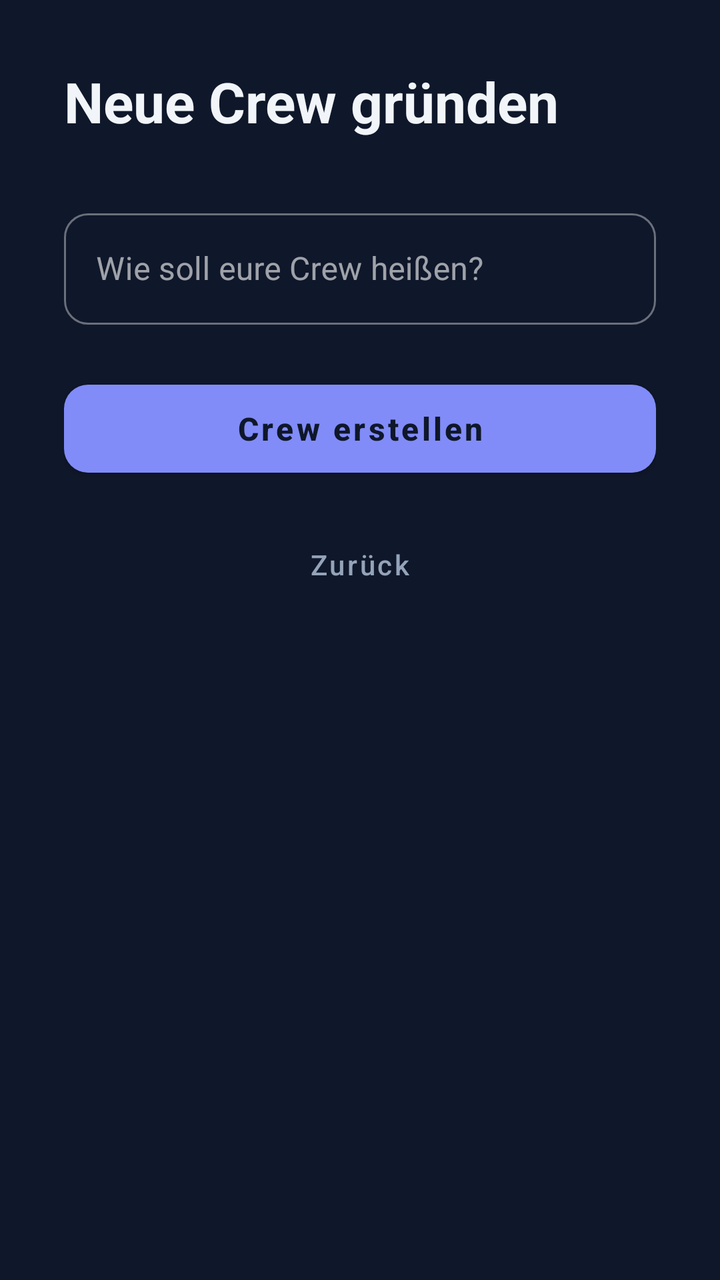
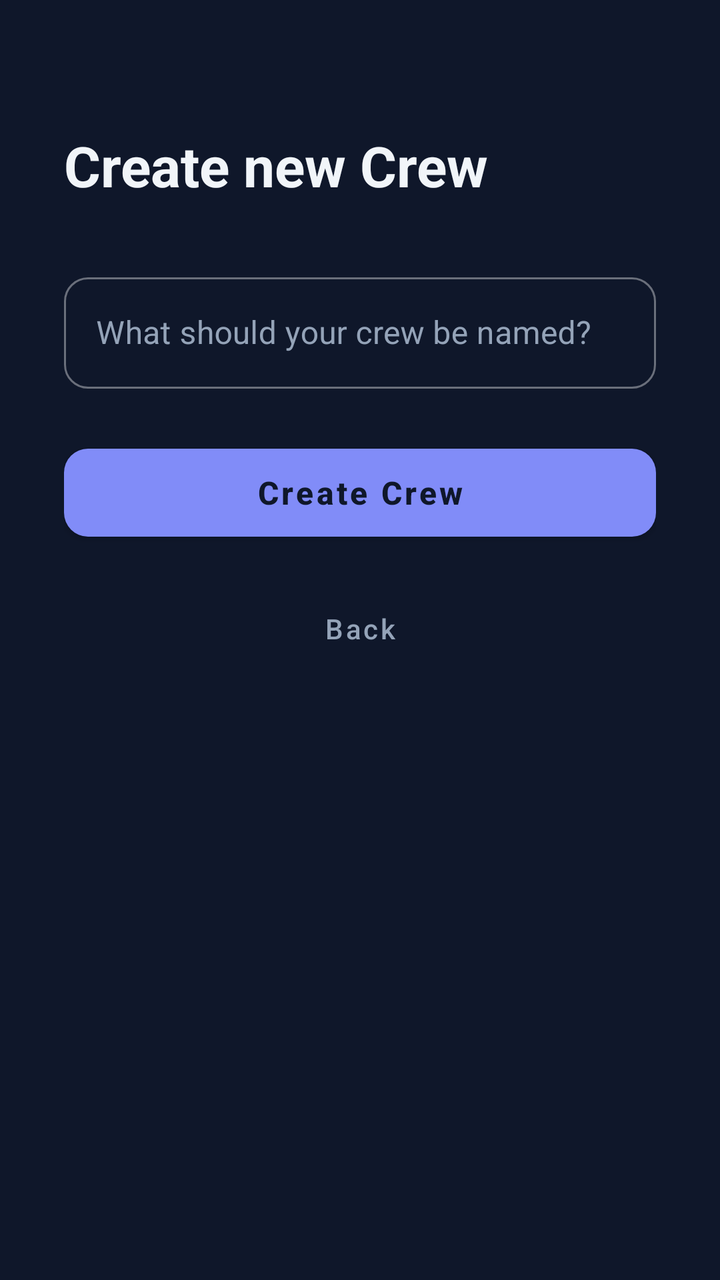

The first picture is an Android layout as it rendered before a commit; the second is the same layout after the commit. The layout source and the unified diff follow.
<!-- AndroidManifest.xml: application theme Theme.MobileSE -->
<!-- res/layout/activity_create_crew.xml -->
<?xml version="1.0" encoding="utf-8"?>
<ScrollView xmlns:android="http://schemas.android.com/apk/res/android"
    xmlns:app="http://schemas.android.com/apk/res-auto"
    android:layout_width="match_parent"
    android:layout_height="match_parent"
    android:fillViewport="true"
    android:background="@color/background">

    <androidx.constraintlayout.widget.ConstraintLayout
        android:layout_width="match_parent"
        android:layout_height="wrap_content"
        android:padding="32dp">

        <TextView
            android:id="@+id/tvCreateTitle"
            android:layout_width="wrap_content"
            android:layout_height="wrap_content"
            android:text="Neue Crew gründen"
            android:textSize="28sp"
            android:textStyle="bold"
            android:textColor="@color/text_main"
            app:layout_constraintTop_toTopOf="parent"
            app:layout_constraintStart_toStartOf="parent" />

        <com.google.android.material.textfield.TextInputLayout
            style="@style/Widget.MaterialComponents.TextInputLayout.OutlinedBox"
            android:id="@+id/tilCrewName"
            android:layout_width="match_parent"
            android:layout_height="wrap_content"
            android:hint="Wie soll eure Crew heißen?"
            android:layout_marginTop="32dp"
            app:layout_constraintTop_toBottomOf="@id/tvCreateTitle"
            app:boxCornerRadiusTopStart="12dp"
            app:boxCornerRadiusTopEnd="12dp"
            app:boxCornerRadiusBottomStart="12dp"
            app:boxCornerRadiusBottomEnd="12dp">

            <com.google.android.material.textfield.TextInputEditText
                android:id="@+id/etCrewName"
                android:layout_width="match_parent"
                android:layout_height="wrap_content"
                android:inputType="text" />
        </com.google.android.material.textfield.TextInputLayout>

        <Button
            android:id="@+id/btnSaveCrew"
            android:layout_width="match_parent"
            android:layout_height="56dp"
            android:text="Crew erstellen"
            android:textAllCaps="false"
            android:textSize="16sp"
            android:textStyle="bold"
            app:cornerRadius="12dp"
            android:layout_marginTop="24dp"
            app:layout_constraintTop_toBottomOf="@id/tilCrewName" />

        <com.google.android.material.card.MaterialCardView
            android:id="@+id/cvQrResult"
            android:layout_width="match_parent"
            android:layout_height="wrap_content"
            android:layout_marginTop="32dp"
            app:cardCornerRadius="24dp"
            app:cardElevation="4dp"
            android:visibility="gone"
            app:layout_constraintTop_toBottomOf="@id/btnSaveCrew">

            <LinearLayout
                android:layout_width="match_parent"
                android:layout_height="wrap_content"
                android:orientation="vertical"
                android:padding="32dp"
                android:gravity="center">

                <TextView
                    android:id="@+id/tvQrInstruction"
                    android:layout_width="wrap_content"
                    android:layout_height="wrap_content"
                    android:text="Euer Crew-QR-Code"
                    android:textSize="18sp"
                    android:textStyle="bold"
                    android:textColor="@color/text_main"/>

                <ImageView
                    android:id="@+id/ivCrewQrCode"
                    android:layout_width="220dp"
                    android:layout_height="220dp"
                    android:layout_marginTop="24dp"
                    android:contentDescription="QR Code" />

                <TextView
                    android:id="@+id/tvCrewCodeLabel"
                    android:layout_width="wrap_content"
                    android:layout_height="wrap_content"
                    android:text="Manueller Code:"
                    android:textSize="14sp"
                    android:textColor="@color/text_secondary"
                    android:layout_marginTop="24dp"/>

                <TextView
                    android:id="@+id/tvUniqueCrewCode"
                    android:layout_width="wrap_content"
                    android:layout_height="wrap_content"
                    android:text="CODE"
                    android:textSize="28sp"
                    android:textStyle="bold"
                    android:textColor="@color/primary"
                    android:letterSpacing="0.1"/>
            </LinearLayout>
        </com.google.android.material.card.MaterialCardView>

        <Button
            android:id="@+id/btnBackFromCrew"
            style="@style/Widget.MaterialComponents.Button.TextButton"
            android:layout_width="wrap_content"
            android:layout_height="wrap_content"
            android:text="Zurück"
            android:textAllCaps="false"
            android:textColor="@color/text_secondary"
            android:layout_marginTop="16dp"
            app:layout_constraintTop_toBottomOf="@id/cvQrResult"
            app:layout_constraintStart_toStartOf="parent"
            app:layout_constraintEnd_toEndOf="parent" />

    </androidx.constraintlayout.widget.ConstraintLayout>
</ScrollView>
<!-- resources referenced by this layout -->
<resources>
  <color name="background">#0F172A</color>
  <color name="primary">#818CF8</color>
  <color name="text_main">#F1F5F9</color>
  <color name="text_secondary">#94A3B8</color>
  <style name="Theme.MobileSE" parent="Base.Theme.MobileSE" />
  <style name="Base.Theme.MobileSE" parent="Theme.MaterialComponents.NoActionBar">
          
          <item name="colorPrimary">@color/primary</item>
          <item name="colorPrimaryVariant">@color/primary_dark</item>
          <item name="colorOnPrimary">@color/background</item>
          
          <item name="colorSecondary">@color/accent</item>
          <item name="colorSecondaryVariant">@color/accent</item>
          <item name="colorOnSecondary">@color/background</item>
          
          <item name="android:statusBarColor">@color/background</item>
          <item name="android:windowLightStatusBar">false</item>
          
          <item name="android:windowBackground">@color/background</item>
  
          
          <item name="android:textColorPrimary">@color/text_main</item>
          <item name="android:textColorSecondary">@color/text_secondary</item>
  
          
          <item name="materialCardViewStyle">@style/Widget.App.CardView</item>
      </style>
  <color name="primary_dark">#6366F1</color>
  <color name="accent">#34D399</color>
  <style name="Widget.App.CardView" parent="Widget.MaterialComponents.CardView">
          <item name="cardBackgroundColor">@color/surface</item>
          <item name="cardElevation">2dp</item>
          <item name="shapeAppearanceOverlay">@style/ShapeAppearance.App.MediumComponent</item>
      </style>
  <color name="surface">#1E293B</color>
  <style name="ShapeAppearance.App.MediumComponent" parent="ShapeAppearance.MaterialComponents.MediumComponent">
          <item name="cornerFamily">rounded</item>
          <item name="cornerSize">16dp</item>
      </style>
</resources>

<!-- the commit's change to res/layout/activity_create_crew.xml (unified diff, before → after) -->
@@ -15,20 +15,23 @@
             android:id="@+id/tvCreateTitle"
             android:layout_width="wrap_content"
             android:layout_height="wrap_content"
-            android:text="Neue Crew gründen"
+            android:text="@string/found_new_crew"
             android:textSize="28sp"
             android:textStyle="bold"
             android:textColor="@color/text_main"
             app:layout_constraintTop_toTopOf="parent"
-            app:layout_constraintStart_toStartOf="parent" />
+            app:layout_constraintStart_toStartOf="parent"
+            android:layout_marginTop="32dp" />
 
         <com.google.android.material.textfield.TextInputLayout
             style="@style/Widget.MaterialComponents.TextInputLayout.OutlinedBox"
             android:id="@+id/tilCrewName"
             android:layout_width="match_parent"
             android:layout_height="wrap_content"
-            android:hint="Wie soll eure Crew heißen?"
+            android:hint="@string/crew_name_question"
             android:layout_marginTop="32dp"
+            android:textColorHint="@color/text_secondary"
+            app:hintTextColor="@color/primary"
             app:layout_constraintTop_toBottomOf="@id/tvCreateTitle"
             app:boxCornerRadiusTopStart="12dp"
             app:boxCornerRadiusTopEnd="12dp"
@@ -39,6 +42,7 @@
                 android:id="@+id/etCrewName"
                 android:layout_width="match_parent"
                 android:layout_height="wrap_content"
+                android:textColor="@color/text_main"
                 android:inputType="text" />
         </com.google.android.material.textfield.TextInputLayout>
 
@@ -46,10 +50,11 @@
             android:id="@+id/btnSaveCrew"
             android:layout_width="match_parent"
             android:layout_height="56dp"
-            android:text="Crew erstellen"
+            android:text="@string/create_crew_btn"
             android:textAllCaps="false"
             android:textSize="16sp"
             android:textStyle="bold"
+            android:textColor="@color/background"
             app:cornerRadius="12dp"
             android:layout_marginTop="24dp"
             app:layout_constraintTop_toBottomOf="@id/tilCrewName" />
@@ -75,7 +80,7 @@
                     android:id="@+id/tvQrInstruction"
                     android:layout_width="wrap_content"
                     android:layout_height="wrap_content"
-                    android:text="Euer Crew-QR-Code"
+                    android:text="@string/crew_qr_code"
                     android:textSize="18sp"
                     android:textStyle="bold"
                     android:textColor="@color/text_main"/>
@@ -85,13 +90,13 @@
                     android:layout_width="220dp"
                     android:layout_height="220dp"
                     android:layout_marginTop="24dp"
-                    android:contentDescription="QR Code" />
+                    android:contentDescription="@string/crew_qr_code" />
 
                 <TextView
                     android:id="@+id/tvCrewCodeLabel"
                     android:layout_width="wrap_content"
                     android:layout_height="wrap_content"
-                    android:text="Manueller Code:"
+                    android:text="@string/manual_code_label"
                     android:textSize="14sp"
                     android:textColor="@color/text_secondary"
                     android:layout_marginTop="24dp"/>
@@ -113,7 +118,7 @@
             style="@style/Widget.MaterialComponents.Button.TextButton"
             android:layout_width="wrap_content"
             android:layout_height="wrap_content"
-            android:text="Zurück"
+            android:text="@string/back_btn"
             android:textAllCaps="false"
             android:textColor="@color/text_secondary"
             android:layout_marginTop="16dp"
<!-- resource entries referenced after the edit -->
@@ -4,6 +4,12 @@
   <color name="primary">#818CF8</color>
   <color name="text_main">#F1F5F9</color>
   <color name="text_secondary">#94A3B8</color>
+  <string name="back_btn">Back</string>
+  <string name="create_crew_btn">Create Crew</string>
+  <string name="crew_name_question">What should your crew be named?</string>
+  <string name="crew_qr_code">Your Crew QR-Code</string>
+  <string name="found_new_crew">Create new Crew</string>
+  <string name="manual_code_label">Manual Code:</string>
   <style name="Theme.MobileSE" parent="Base.Theme.MobileSE" />
   <style name="Base.Theme.MobileSE" parent="Theme.MaterialComponents.NoActionBar">
           
